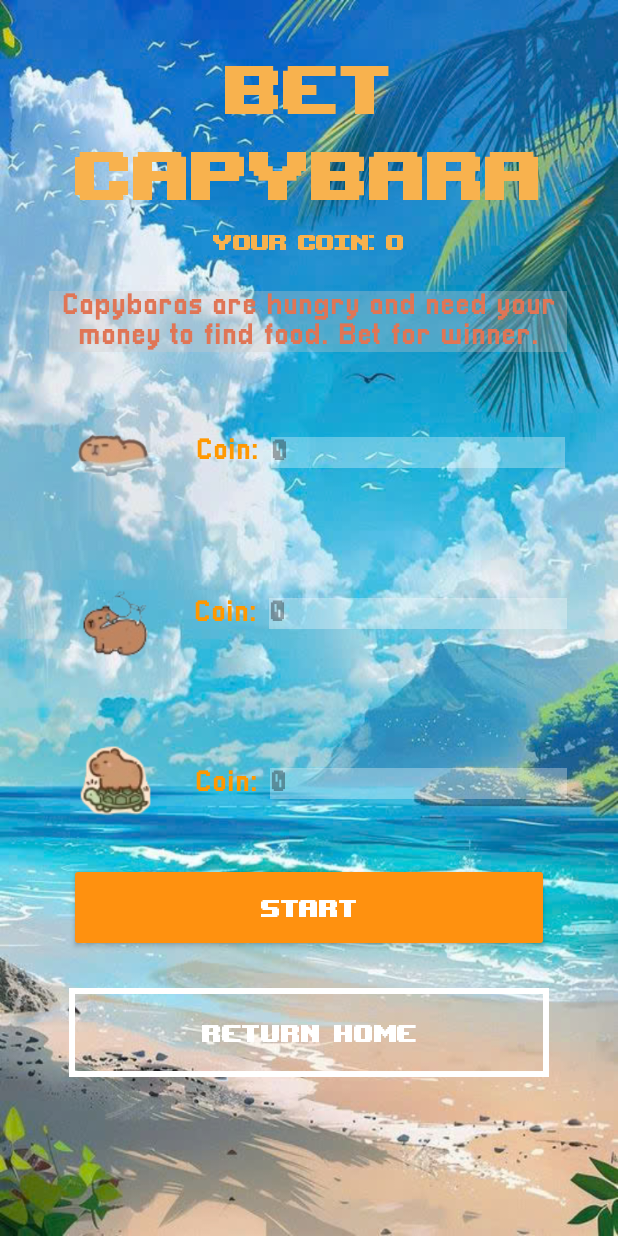
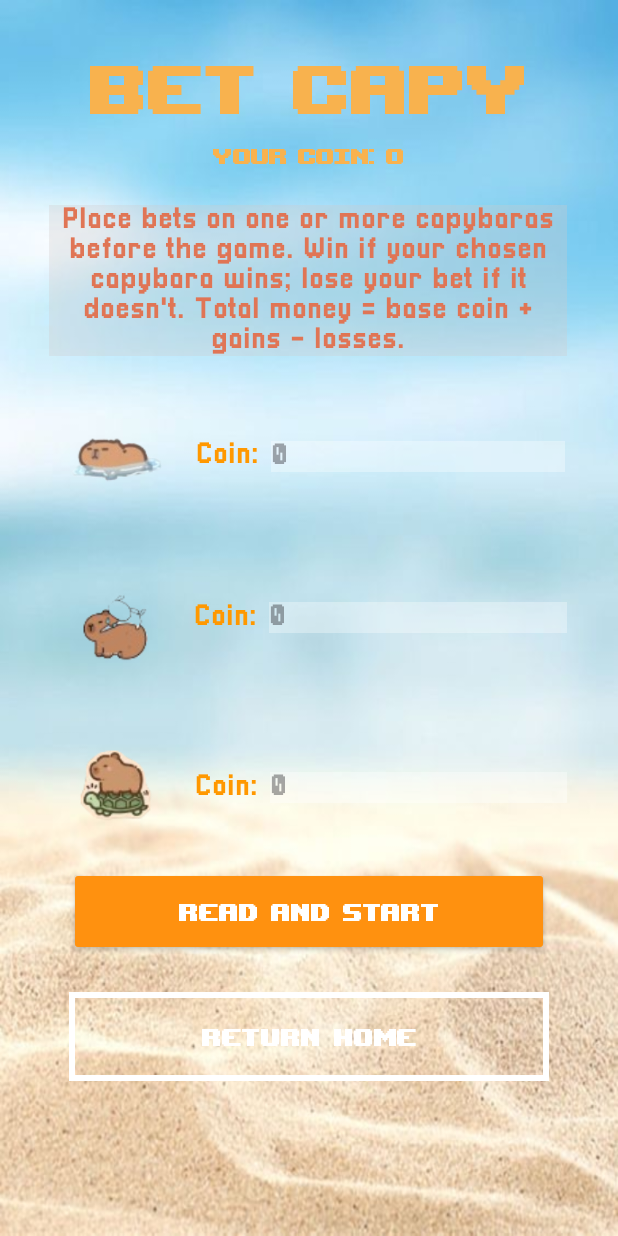
Before and after one commit to HaHasTeam/MiniGamePassmon, an Android app: the BetActivity screen opened directly, with no data from a screen before it, on a phone screen of 412 x 824 dp. Run offline under Robolectric (Android 15) with nearby library versions, the phone set to English and light mode, and no system bars.

Commit message:
update text

```diff
--- a/app/src/main/res/layout/activity_bet.xml
+++ b/app/src/main/res/layout/activity_bet.xml
@@ -9,11 +9,11 @@
 
     <TextView
         android:id="@+id/textView"
-        android:layout_width="wrap_content"
+        android:layout_width="match_parent"
         android:layout_height="wrap_content"
         android:layout_marginTop="28dp"
         android:fontFamily="@font/upheavtt"
-        android:text="Bet capybara"
+        android:text="Bet capy"
         android:textAlignment="center"
         android:textColor="#F8B24E"
         android:textFontWeight="400"
@@ -65,7 +65,7 @@
         android:background="#50D0C8C8"
         android:fontFamily="@font/pixellari"
         android:lineHeight="22sp"
-        android:text="Capybaras are hungry and need your money to find food. Bet for winner."
+        android:text="Place bets on one or more capybaras before the game. Win if your chosen capybara wins; lose your bet if it doesn't. Total money = base coin + gains - losses."
         android:textAlignment="center"
         android:textColor="#E07555"
         android:textFontWeight="500"
@@ -125,7 +125,7 @@
                 android:fontFamily="@font/pixellari"
                 android:hint="0"
                 android:inputType="numberSigned"
-                android:textColor="@color/white"
+                android:textColor="#FF9800"
                 android:textSize="20sp" />
 
         </LinearLayout>
@@ -184,7 +184,7 @@
                 android:hint="0"
                 android:inputType="numberSigned"
 
-                android:textColor="@color/white"
+                android:textColor="#FF9800"
                 android:textSize="20sp" />
         </LinearLayout>
 
@@ -244,7 +244,7 @@
 
                 android:hint="0"
                 android:inputType="numberSigned"
-                android:textColor="@color/white"
+                android:textColor="#FF9800"
                 android:textSize="20sp" />
         </LinearLayout>
 
@@ -272,7 +272,7 @@
         android:layout_height="59dp"
         android:layout_marginTop="12dp"
         android:fontFamily="@font/upheavtt"
-        android:text="START"
+        android:text="READ AND START"
         android:textSize="22sp"
         app:backgroundTint="#FF910F"
         app:layout_constraintEnd_toEndOf="@+id/spacecraft3"
```
Also changed, not shown: app/src/main/res/drawable/racescreen.jpg.
